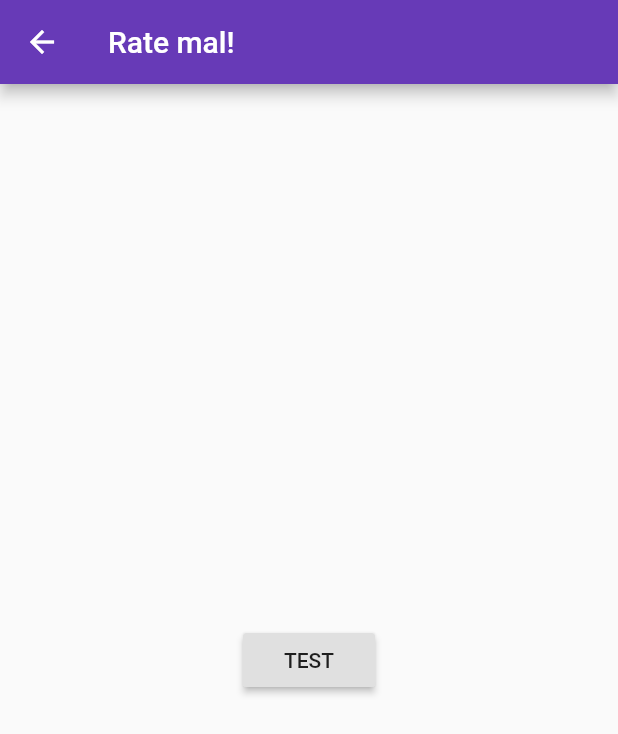
After one commit to p-kiser/fluttipedia, a Flutter app: the screen it shows after launch, after a tap on "Skip", on a phone screen of 412 x 824 dp. The commit adds this screen. Shown: the top 734 px of the screen. Run offline on Flutter 3.47's test engine with Material 2 defaults, Android fonts, the phone set to English and light mode, and no system bars.

Commit message:
moved pages to separate files

```diff
--- /dev/null
+++ b/lib/guess.dart
@@ -0,0 +1,20 @@
+import 'package:flutter/material.dart';
+
+class GuessPage extends StatelessWidget {
+  @override
+  Widget build(BuildContext context) {
+    return Scaffold(
+      appBar: AppBar(
+        title: Text('Rate mal!'),
+      ),
+      body: new Center(
+        child: RaisedButton(
+          onPressed: () {
+            Navigator.pushNamed(context, '/test');
+          },
+          child: Text('TEST'),
+        ),
+      ),
+    );
+  }
+}
--- a/lib/main.dart
+++ b/lib/main.dart
@@ -1,4 +1,6 @@
 import 'package:flutter/material.dart';
+import 'package:fluttipedia/guess.dart';
+import 'package:fluttipedia/test.dart';
 
 void main() => runApp(FluttiApp());
 
@@ -9,10 +11,16 @@ class FluttiApp extends StatelessWidget {
     return MaterialApp(
       title: 'Futtipedia',
       theme: ThemeData( primarySwatch: Colors.deepPurple ),
+      // TODO: make a proper home screen with logo
+      // and two buttons: start & tutorial
       home: TutorialPage(title: 'Fluttipedia'),
-      initialRoute: '/',
+      //initialRoute: '/',
       routes: <String, WidgetBuilder>{
-        //'/': (context) => TutorialPage(),
+        '/tutorial': (context) => TutorialPage(),
+        '/guess': (context) => GuessPage(),
+        // '/game': (context) => GamePage(),
+        // '/result': (context) => ResultPage(),
+        // '/config': (context) => ConfigPage(),
         '/test': (context) => TestPage(),
       },
     );
@@ -21,9 +29,7 @@ class FluttiApp extends StatelessWidget {
 
 class TutorialPage extends StatefulWidget {
   TutorialPage({Key key, this.title}) : super(key: key);
-
   final String title;
-
   @override
   _TutorialPageState createState() => _TutorialPageState();
 }
@@ -113,7 +119,7 @@ class _TutorialPageState extends State<TutorialPage> {
       _page = 1; // reset tutorial
       // TODO: Start the game
       debugPrint("Start the game");
-      Navigator.pushNamed(context, '/test');
+      Navigator.pushNamed(context, '/guess');
     });
   }
 
@@ -179,22 +185,3 @@ class _TutorialPageState extends State<TutorialPage> {
     );
   }
 }
-
-class TestPage extends StatelessWidget {
-  @override
-  Widget build(BuildContext context) {
-    return Scaffold(
-      appBar: AppBar(
-        title: Text('TEST'),
-      ),
-      body: new Center(
-        child: RaisedButton(
-          onPressed: () {
-            Navigator.pushNamed(context, '/');
-          },
-          child: Text('-This is the TEST page-'),
-        ),
-      ),
-    );
-  }
-}
```
Also changed, not shown: lib/test.dart (added, +20 -0 lines).
